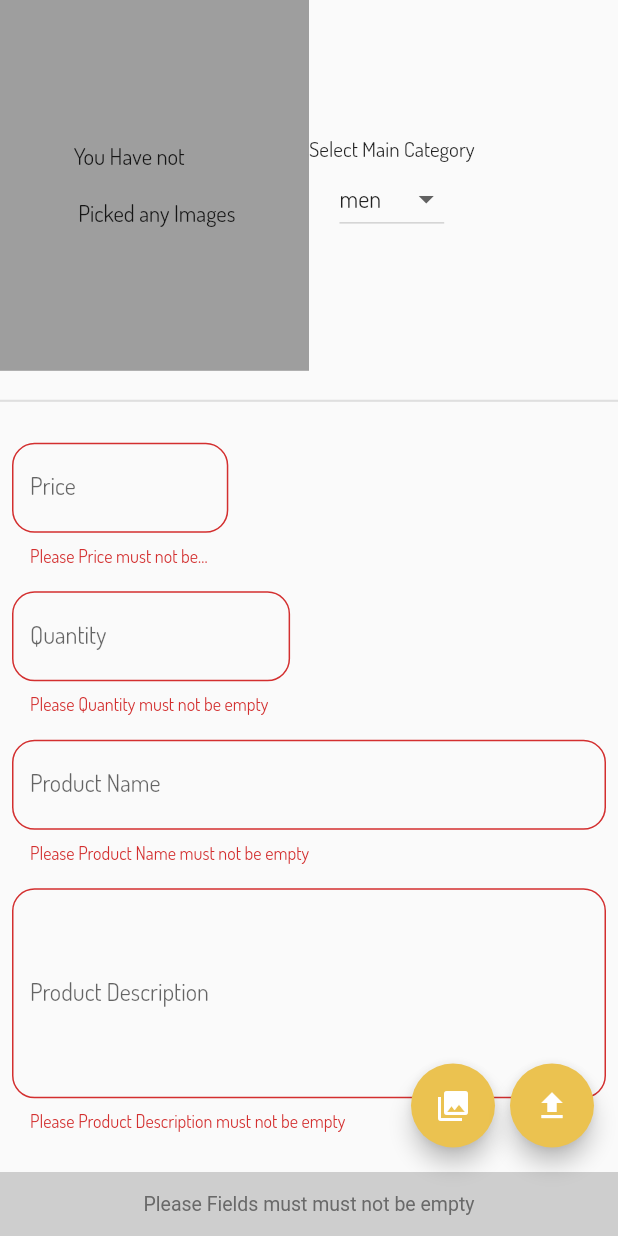
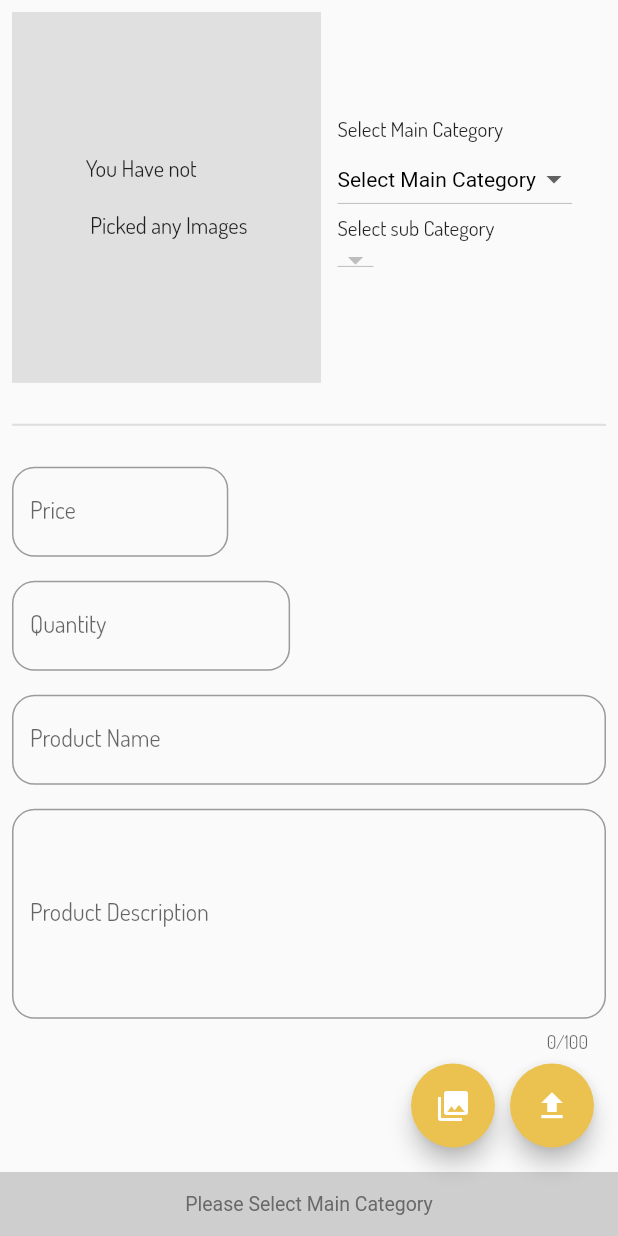
Before and after one commit to Hou-Yooni/yooni-flutter-frist, a Flutter app: the UploadProductScreen screen opened directly, after a tap on the "upload" icon, on a phone screen of 412 x 824 dp. Run offline on Flutter 3.47's test engine with Material 2 defaults, Android fonts, the phone set to English and light mode, and no system bars; our stand-ins replace cloud_firestore, firebase_auth, firebase_core, firebase_storage, image_picker; accounts and stored records are empty.

Commit message:
feat: uploadProduct screen uploadImages to firebase and category select

```diff
--- a/lib/main.dart
+++ b/lib/main.dart
@@ -34,7 +34,7 @@ class MyApp extends StatelessWidget {
             ),
         fontFamily: 'Dosis-Regular',
       ),
-      initialRoute: SellerHomeScreen.routeName,
+      initialRoute: SellerLoginScreen.routeName,
       routes: {
         CustomerHomeScreen.routeName: (context) => const CustomerHomeScreen(),
         LandingCustomerScreen.routeName: (context) => LandingCustomerScreen(),
--- a/lib/utilities/category_list.dart
+++ b/lib/utilities/category_list.dart
@@ -1,4 +1,5 @@
 List<String> men = [
+  'subcategory',
   'Shirt',
   'T-shirt',
   'Jacket',
@@ -8,3 +9,29 @@ List<String> men = [
   'Vest',
   'Short'
 ];
+
+List<String> women = [
+  'subcategory',
+  'Dress',
+  '2pcs sets',
+  'T-shirt',
+  'Top',
+  'Jeans',
+  'Pants',
+  'Coat',
+  'Jacket',
+  'Other'
+];
+
+List<String> maincategory = [
+  'Select Main Category',
+  'men',
+  'women',
+  'electronics',
+  'accessries',
+  'shose',
+  'home & garden',
+  'beauty',
+  'kids',
+  'bags'
+];
--- a/lib/views/categories/men_category_screen.dart
+++ b/lib/views/categories/men_category_screen.dart
@@ -30,7 +30,7 @@ class MenCategoryScreen extends StatelessWidget {
             crossAxisSpacing: 5,
             mainAxisSpacing: 60,
             children: List.generate(
-              men.length,
+              men.length - 1,
               (index) {
                 return GestureDetector(
                   onTap: () {
@@ -39,7 +39,7 @@ class MenCategoryScreen extends StatelessWidget {
                       MaterialPageRoute(
                         builder: (context) {
                           return SubCategoryScreen(
-                            subCategoryName: men[index],
+                            subCategoryName: men[index + 1],
                             mainCcategory: 'Men',
                           );
                         },
@@ -56,7 +56,7 @@ class MenCategoryScreen extends StatelessWidget {
                           fit: BoxFit.cover,
                         ),
                       ),
-                      Text(men[index])
+                      Text(men[index + 1])
                     ],
                   ),
                 );
--- a/lib/views/upload_product_screen.dart
+++ b/lib/views/upload_product_screen.dart
@@ -1,10 +1,17 @@
-// ignore_for_file: use_key_in_widget_constructors, void_checks, avoid_print
+// ignore_for_file: use_key_in_widget_constructors, void_checks, avoid_print, prefer_const_constructors
 
 import 'dart:io';
 
+import 'package:cloud_firestore/cloud_firestore.dart';
+import 'package:firebase_auth/firebase_auth.dart';
+import 'package:firebase_storage/firebase_storage.dart';
 import 'package:flutter/material.dart';
 import 'package:flutter_project/controllers/snack_bar_controllers.dart';
+import 'package:flutter_project/utilities/category_list.dart';
 import 'package:image_picker/image_picker.dart';
+// ignore: depend_on_referenced_packages
+import 'package:path/path.dart' as path;
+import 'package:uuid/uuid.dart';
 
 class UploadProductScreen extends StatefulWidget {
   @override
@@ -13,14 +20,22 @@ class UploadProductScreen extends StatefulWidget {
 
 class _UploadProductScreenState extends State<UploadProductScreen> {
   final GlobalKey<FormState> _formKey = GlobalKey<FormState>();
+  final FirebaseStorage _firebaseStorage = FirebaseStorage.instance;
+  final FirebaseFirestore _firebaseFirestore = FirebaseFirestore.instance;
   final ImagePicker _picker = ImagePicker();
-  String mainCategory = 'men';
+
+  String mainCategoryValue = 'Select Main Category';
+  String subCategoryValue = 'subcategory';
+
+  List<String> subCategoryList = [];
 
   late double price;
   late int quantity;
   late String productName;
   late String productDescription;
+  late String productId;
   List<XFile>? imageList = [];
+  List<String> imageUrlList = [];
 
   void pickProductImages() async {
     try {
@@ -64,23 +79,87 @@ class _UploadProductScreenState extends State<UploadProductScreen> {
     }
   }
 
-  void uploadProduct() {
+  void selectMainCategory(String? value) {
+    if (value == 'men') {
+      subCategoryList = men;
+    } else if (value == 'women') {
+      subCategoryList = women;
+    }
+    setState(() {
+      mainCategoryValue = value!;
+      subCategoryValue = 'subcategory';
+    });
+  }
+
+  Future<void> uploadImages() async {
+    if (mainCategoryValue != 'Select Main Category' &&
+        subCategoryValue != 'subcategory') {
       if (_formKey.currentState!.validate()) {
         _formKey.currentState!.save();
         if (imageList!.isNotEmpty) {
-        print(price);
-        print(quantity);
+          try {
+            for (var image in imageList!) {
+              // 此處與會員上傳圖片地方不同(child方式) 以下是使用ref方式，兩者皆可
+              // path.basename 獲取path最後一個分隔符之後的部分
+              Reference ref =
+                  _firebaseStorage.ref('products/${path.basename(image.path)}');
 
-        setState(() {
-          imageList = [];
+              await ref.putFile(File(image.path)).whenComplete(() async {
+                String url = await ref.getDownloadURL();
+                // await ref.getDownloadURL().then((url) {
+                imageUrlList.add(url);
+                // });
               });
-        _formKey.currentState!.reset();
+            }
+          } catch (e) {
+            print(e);
+          }
+
+          // setState(() {
+          //   imageList = [];
+          // });
+          // _formKey.currentState!.reset();
         } else {
           return snackBar('Please Pick images', context);
         }
       } else {
         return snackBar('Please Fields must must not be empty', context);
       }
+    } else {
+      return snackBar('Please Select Main Category', context);
+    }
+  }
+
+  void uploadData() async {
+    if (imageList!.isNotEmpty) {
+      CollectionReference productRef =
+          _firebaseFirestore.collection('products');
+      productId = Uuid().v4();
+      await productRef.doc(productId).set({
+        'productId': productId,
+        'mainCategory': mainCategoryValue,
+        'subCategory': subCategoryValue,
+        'price': price,
+        'instoke': quantity,
+        'productName': productName,
+        'productDescription': productDescription,
+        'sellerUid': FirebaseAuth.instance.currentUser!.uid,
+        'productImages': imageUrlList,
+        'discount': 0,
+      }).whenComplete(() {
+        setState(() {
+          imageList = [];
+          imageUrlList = [];
+          subCategoryList = [];
+          mainCategoryValue = 'Select Main Category';
+        });
+        _formKey.currentState!.reset();
+      });
+    }
+  }
+
+  void uploadProduct() async {
+    await uploadImages().whenComplete(() => uploadData());
   }
 
   @override
@@ -95,10 +174,12 @@ class _UploadProductScreenState extends State<UploadProductScreen> {
               children: [
                 Row(
                   children: [
-                    Container(
+                    Padding(
+                      padding: const EdgeInsets.all(8.0),
+                      child: Container(
                         height: MediaQuery.of(context).size.height * 0.3,
                         width: MediaQuery.of(context).size.width * 0.5,
-                      color: Colors.grey,
+                        color: const Color.fromARGB(255, 224, 224, 224),
                         child: Center(
                           child: imageList != null
                               ? displayImages()
@@ -110,35 +191,59 @@ class _UploadProductScreenState extends State<UploadProductScreen> {
                                 ),
                         ),
                       ),
-                    Column(
+                    ),
+                    Padding(
+                      padding: const EdgeInsets.only(left: 3),
+                      child: Column(
+                        crossAxisAlignment: CrossAxisAlignment.start,
                         children: [
                           const Text('Select Main Category'),
                           DropdownButton(
-                          value: mainCategory,
-                          items: const [
-                            DropdownMenuItem(value: 'men', child: Text('men')),
-                            DropdownMenuItem(
-                                value: 'women', child: Text('women')),
-                            DropdownMenuItem(
-                                value: 'kids', child: Text('kids')),
-                            DropdownMenuItem(
-                                value: 'shose', child: Text('shose')),
-                          ],
+                            borderRadius: BorderRadius.circular(15),
+                            style: const TextStyle(color: Colors.black),
+                            value: mainCategoryValue,
+                            items:
+                                maincategory.map<DropdownMenuItem<String>>((e) {
+                              return DropdownMenuItem(
+                                value: e,
+                                child: Text(e),
+                              );
+                            }).toList(),
+                            onChanged: (String? value) {
+                              selectMainCategory(value);
+                            },
+                          ),
+                          const Text('Select sub Category'),
+                          DropdownButton(
+                            borderRadius: BorderRadius.circular(15),
+                            style: const TextStyle(color: Colors.black),
+                            value: subCategoryValue,
+                            items: subCategoryList
+                                .map<DropdownMenuItem<String>>((e) {
+                              return DropdownMenuItem(
+                                value: e,
+                                child: Text(e),
+                              );
+                            }).toList(),
                             onChanged: (String? value) {
                               setState(() {
-                              mainCategory = value!;
+                                subCategoryValue = value!;
                               });
                             },
-                        )
+                          ),
                         ],
+                      ),
                     )
                   ],
                 ),
-                const SizedBox(
+                const Padding(
+                  padding: EdgeInsets.fromLTRB(8, 0, 8, 0),
+                  child: SizedBox(
                     height: 40,
                     child: Divider(
                       color: Color.fromARGB(255, 223, 223, 223),
                       thickness: 1.4,
+                    ),
                   ),
                 ),
                 Padding(
--- a/pubspec.yaml
+++ b/pubspec.yaml
@@ -38,6 +38,7 @@ dependencies:
   cloud_firestore: ^3.4.2
   firebase_storage: ^10.3.4
   image_picker: ^0.8.5+3
+  uuid: ^3.0.6
 
 dev_dependencies:
   flutter_test:
```
Also changed, not shown: assets/images/men/men4.jpg, assets/images/men/men5.jpg, assets/images/men/men7.jpg, pubspec.lock. Lines whose indentation alone changed are shown as unchanged.
